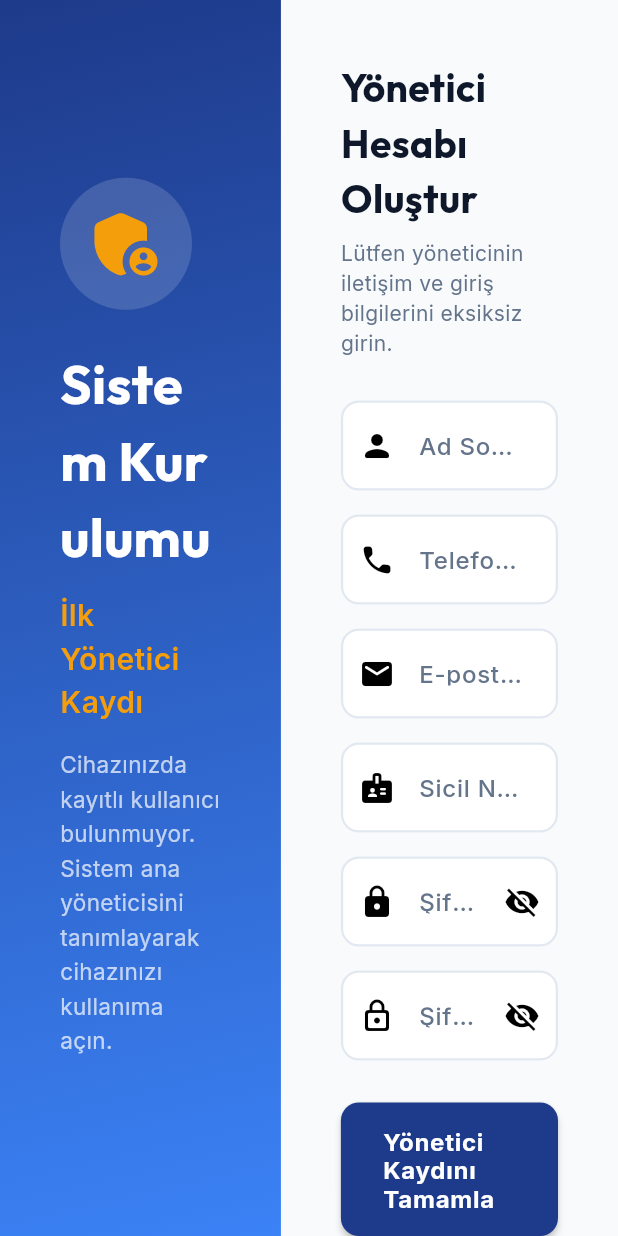
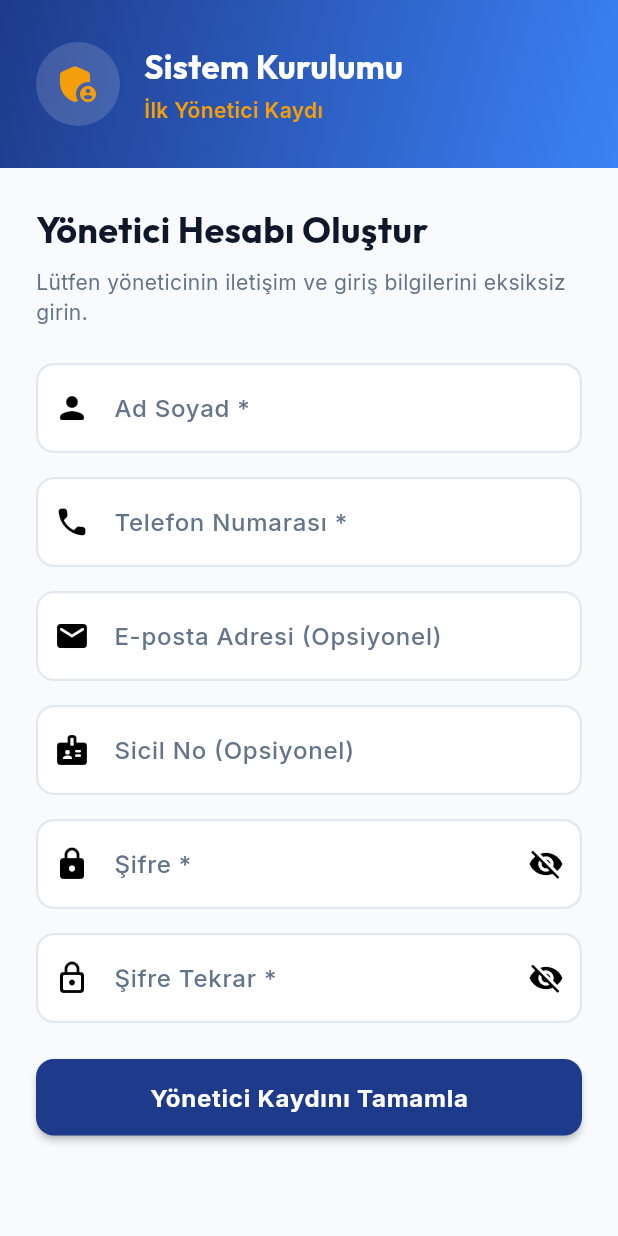
Before and after one commit to efilsude/BTS_Elektrik_TrafoReport, a Flutter app: the screen it shows after launch, on a phone screen of 412 x 824 dp. Run offline on Flutter 3.47's test engine with Material 3 defaults, Android fonts, the light colour scheme and no system bars; our stand-ins replace file_picker, flutter_secure_storage, flutter_spinkit, google_fonts, image_picker, open_filex and 3 more; missing offline and left inert: bcrypt, excel, mobile_scanner; accounts and stored records are empty.

Commit message:
[mobile] Fix: User.fromJson bool parsing error on SQLite int values & responsive bootstrap screen UI

```diff
--- a/mobile/lib/screens/auth/bootstrap_screen.dart
+++ b/mobile/lib/screens/auth/bootstrap_screen.dart
@@ -92,12 +92,21 @@ class _FirstAdminBootstrapScreenState extends State<FirstAdminBootstrapScreen> {
   @override
   Widget build(BuildContext context) {
     final AuthService authService = Provider.of<AuthService>(context);
+    final Size size = MediaQuery.of(context).size;
+    final bool isWide = size.width >= 700;
 
     return Scaffold(
       backgroundColor: AppTheme.backgroundColor,
-      body: Row(
+      body: SafeArea(
+        child: isWide ? _buildWideLayout(authService) : _buildNarrowLayout(authService),
+      ),
+    );
+  }
+
+  Widget _buildWideLayout(AuthService authService) {
+    return Row(
       children: <Widget>[
-          // Sol Banner
+        // Sol Banner Paneli
         Expanded(
           flex: 5,
           child: Container(
@@ -163,7 +172,86 @@ class _FirstAdminBootstrapScreenState extends State<FirstAdminBootstrapScreen> {
               padding: const EdgeInsets.all(40),
               child: Container(
                 constraints: const BoxConstraints(maxWidth: 480),
-                  child: Form(
+                child: _buildForm(authService),
+              ),
+            ),
+          ),
+        ),
+      ],
+    );
+  }
+
+  Widget _buildNarrowLayout(AuthService authService) {
+    return SingleChildScrollView(
+      child: Column(
+        children: <Widget>[
+          // Üst Kompakt Banner
+          Container(
+            width: double.infinity,
+            padding: const EdgeInsets.symmetric(horizontal: 24, vertical: 28),
+            decoration: const BoxDecoration(
+              gradient: AppTheme.primaryGradient,
+            ),
+            child: Row(
+              children: <Widget>[
+                Container(
+                  padding: const EdgeInsets.all(12),
+                  decoration: BoxDecoration(
+                    color: Colors.white.withOpacity(0.15),
+                    shape: BoxShape.circle,
+                  ),
+                  child: const Icon(
+                    Icons.admin_panel_settings_rounded,
+                    size: 32,
+                    color: AppTheme.accentColor,
+                  ),
+                ),
+                const SizedBox(width: 16),
+                Expanded(
+                  child: Column(
+                    crossAxisAlignment: CrossAxisAlignment.start,
+                    children: <Widget>[
+                      Text(
+                        'Sistem Kurulumu',
+                        style: GoogleFonts.outfit(
+                          fontSize: 22,
+                          fontWeight: FontWeight.bold,
+                          color: Colors.white,
+                        ),
+                      ),
+                      const SizedBox(height: 4),
+                      Text(
+                        'İlk Yönetici Kaydı',
+                        style: GoogleFonts.inter(
+                          fontSize: 14,
+                          fontWeight: FontWeight.w600,
+                          color: AppTheme.accentColor,
+                        ),
+                      ),
+                    ],
+                  ),
+                ),
+              ],
+            ),
+          ),
+
+          // Alt Form Alanı
+          Padding(
+            padding: const EdgeInsets.all(24.0),
+            child: Center(
+              child: Container(
+                constraints: const BoxConstraints(maxWidth: 480),
+                child: _buildForm(authService),
+              ),
+            ),
+          ),
+        ],
+      ),
+    );
+  }
+
+  Widget _buildForm(AuthService authService) {
+    return Form(
       key: _formKey,
       child: Column(
         crossAxisAlignment: CrossAxisAlignment.start,
@@ -171,7 +259,7 @@ class _FirstAdminBootstrapScreenState extends State<FirstAdminBootstrapScreen> {
           Text(
             'Yönetici Hesabı Oluştur',
             style: GoogleFonts.outfit(
-                            fontSize: 26,
+              fontSize: 24,
               fontWeight: FontWeight.bold,
               color: AppTheme.textDark,
             ),
@@ -184,7 +272,7 @@ class _FirstAdminBootstrapScreenState extends State<FirstAdminBootstrapScreen> {
               color: AppTheme.textLight,
             ),
           ),
-                        const SizedBox(height: 28),
+          const SizedBox(height: 24),
 
           // Ad Soyad
           TextFormField(
@@ -275,7 +363,7 @@ class _FirstAdminBootstrapScreenState extends State<FirstAdminBootstrapScreen> {
               return null;
             },
           ),
-                        const SizedBox(height: 28),
+          const SizedBox(height: 24),
 
           // Gönder Butonu
           SizedBox(
@@ -295,13 +383,6 @@ class _FirstAdminBootstrapScreenState extends State<FirstAdminBootstrapScreen> {
           ),
         ],
       ),
-                  ),
-                ),
-              ),
-            ),
-          ),
-        ],
-      ),
     );
   }
 }
```
Also changed, not shown: mobile/lib/models/user_model.dart (+23 -6 lines), 1 other file. Lines whose indentation alone changed are shown as unchanged.
